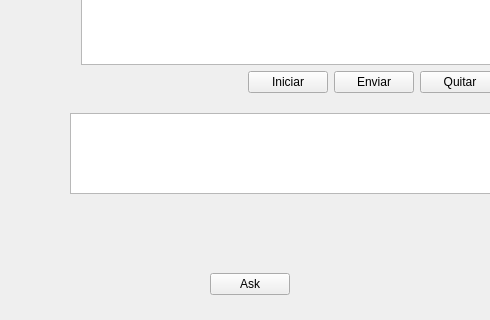
Old version of the form IDE_C/widget.ui in the repository delias2798/C-; both pictures show x 0 to 490 and y 137 to 457 of the 636 by 457 pixel window.
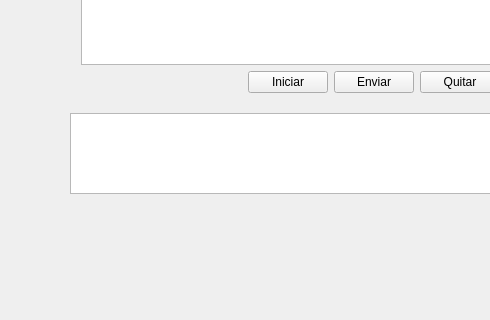
New version of the form.

Commit message: Final del compilador

```diff
--- a/IDE_C/widget.ui
+++ b/IDE_C/widget.ui
@@ -79,19 +79,6 @@
     </item>
    </layout>
   </widget>
-  <widget class="QPushButton" name="Ask">
-   <property name="geometry">
-    <rect>
-     <x>210</x>
-     <y>410</y>
-     <width>80</width>
-     <height>22</height>
-    </rect>
-   </property>
-   <property name="text">
-    <string>Ask</string>
-   </property>
-  </widget>
   <widget class="QPlainTextEdit" name="StdOut">
    <property name="geometry">
     <rect>
```
The commit also changes 1 other file.
